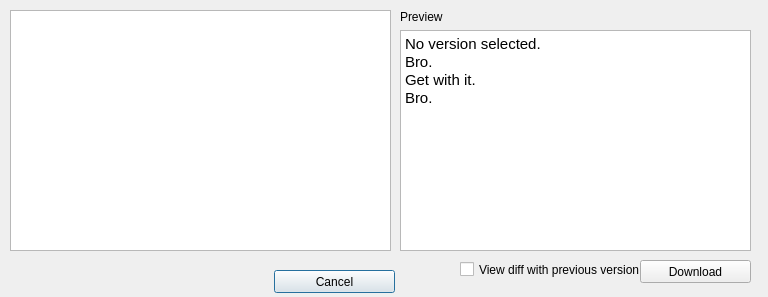
Old version of the form LAWRENTIAN/LuD/copyhistorywindow.ui in the repository pyridine/LAWRENTIAN.
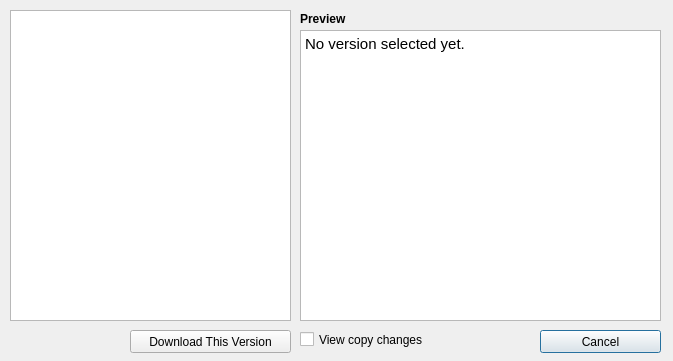
New version of the form.

Commit message: Copy History Window.

What changed in the file:
```diff
--- a/LAWRENTIAN/LuD/copyhistorywindow.ui
+++ b/LAWRENTIAN/LuD/copyhistorywindow.ui
@@ -6,8 +6,8 @@
    <rect>
     <x>0</x>
     <y>0</y>
-    <width>768</width>
-    <height>297</height>
+    <width>673</width>
+    <height>361</height>
    </rect>
   </property>
   <property name="windowTitle">
@@ -16,8 +16,8 @@
   <widget class="QPushButton" name="cancel_pushButton">
    <property name="geometry">
     <rect>
-     <x>274</x>
-     <y>270</y>
+     <x>540</x>
+     <y>330</y>
      <width>121</width>
      <height>23</height>
     </rect>
@@ -29,14 +29,14 @@
   <widget class="QPushButton" name="download_pushButton">
    <property name="geometry">
     <rect>
-     <x>640</x>
-     <y>260</y>
-     <width>111</width>
+     <x>130</x>
+     <y>330</y>
+     <width>161</width>
      <height>23</height>
     </rect>
    </property>
    <property name="text">
-    <string>Download</string>
+    <string>Download This Version</string>
    </property>
   </widget>
   <widget class="QTableWidget" name="copyHistory_tableWidget">
@@ -44,31 +44,31 @@
     <rect>
      <x>10</x>
      <y>10</y>
-     <width>381</width>
-     <height>241</height>
+     <width>281</width>
+     <height>311</height>
     </rect>
    </property>
   </widget>
   <widget class="QLabel" name="label">
    <property name="geometry">
     <rect>
-     <x>400</x>
-     <y>10</y>
-     <width>47</width>
-     <height>13</height>
+     <x>300</x>
+     <y>9</y>
+     <width>91</width>
+     <height>21</height>
     </rect>
    </property>
    <property name="text">
-    <string>Preview</string>
+    <string>&lt;html&gt;&lt;head/&gt;&lt;body&gt;&lt;p&gt;&lt;span style=&quot; font-weight:600;&quot;&gt;Preview&lt;/span&gt;&lt;/p&gt;&lt;/body&gt;&lt;/html&gt;</string>
    </property>
   </widget>
   <widget class="QTextEdit" name="previewWindow">
    <property name="geometry">
     <rect>
-     <x>400</x>
+     <x>300</x>
      <y>30</y>
-     <width>351</width>
-     <height>221</height>
+     <width>361</width>
+     <height>291</height>
     </rect>
    </property>
    <property name="undoRedoEnabled">
@@ -82,10 +82,7 @@
 &lt;html&gt;&lt;head&gt;&lt;meta name=&quot;qrichtext&quot; content=&quot;1&quot; /&gt;&lt;style type=&quot;text/css&quot;&gt;
 p, li { white-space: pre-wrap; }
 &lt;/style&gt;&lt;/head&gt;&lt;body style=&quot; font-family:'MS Shell Dlg 2'; font-size:8.25pt; font-weight:400; font-style:normal;&quot;&gt;
-&lt;p style=&quot; margin-top:0px; margin-bottom:0px; margin-left:0px; margin-right:0px; -qt-block-indent:0; text-indent:0px;&quot;&gt;&lt;span style=&quot; font-size:11pt;&quot;&gt;No version selected.&lt;/span&gt;&lt;/p&gt;
-&lt;p style=&quot; margin-top:0px; margin-bottom:0px; margin-left:0px; margin-right:0px; -qt-block-indent:0; text-indent:0px;&quot;&gt;&lt;span style=&quot; font-size:11pt;&quot;&gt;Bro.&lt;/span&gt;&lt;/p&gt;
-&lt;p style=&quot; margin-top:0px; margin-bottom:0px; margin-left:0px; margin-right:0px; -qt-block-indent:0; text-indent:0px;&quot;&gt;&lt;span style=&quot; font-size:11pt;&quot;&gt;Get with it.&lt;/span&gt;&lt;/p&gt;
-&lt;p style=&quot; margin-top:0px; margin-bottom:0px; margin-left:0px; margin-right:0px; -qt-block-indent:0; text-indent:0px;&quot;&gt;&lt;span style=&quot; font-size:11pt;&quot;&gt;Bro.&lt;/span&gt;&lt;/p&gt;&lt;/body&gt;&lt;/html&gt;</string>
+&lt;p style=&quot; margin-top:0px; margin-bottom:0px; margin-left:0px; margin-right:0px; -qt-block-indent:0; text-indent:0px;&quot;&gt;&lt;span style=&quot; font-size:11pt;&quot;&gt;No version selected yet.&lt;/span&gt;&lt;/p&gt;&lt;/body&gt;&lt;/html&gt;</string>
    </property>
   </widget>
   <widget class="QCheckBox" name="ifDifCheckBox">
@@ -94,14 +91,14 @@
    </property>
    <property name="geometry">
     <rect>
-     <x>460</x>
-     <y>260</y>
+     <x>300</x>
+     <y>330</y>
      <width>211</width>
      <height>19</height>
     </rect>
    </property>
    <property name="text">
-    <string>View diff with previous version</string>
+    <string>View copy changes</string>
    </property>
    <property name="checked">
     <bool>false</bool>
```
The commit also changes 6 other files.
